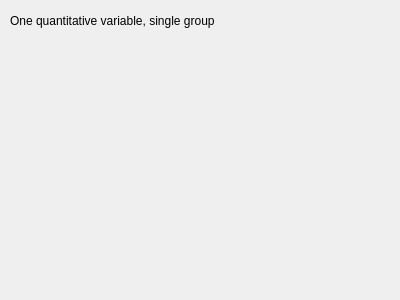
This is quant1single.ui in aleksrutins/deskstat as Qt 5 draws it before an edit. The edited form follows.
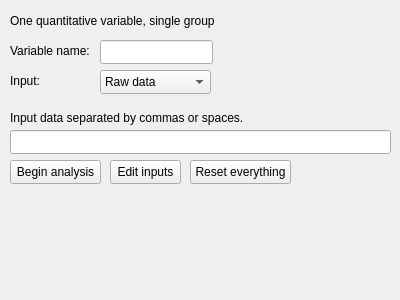
This is the edited form.

```diff
--- a/quant1single.ui
+++ b/quant1single.ui
@@ -26,6 +26,124 @@
     <string>One quantitative variable, single group</string>
    </property>
   </widget>
+  <widget class="QLabel" name="label_2">
+   <property name="geometry">
+    <rect>
+     <x>10</x>
+     <y>40</y>
+     <width>81</width>
+     <height>21</height>
+    </rect>
+   </property>
+   <property name="text">
+    <string>Variable name:</string>
+   </property>
+  </widget>
+  <widget class="QLineEdit" name="lineEdit">
+   <property name="geometry">
+    <rect>
+     <x>100</x>
+     <y>40</y>
+     <width>113</width>
+     <height>24</height>
+    </rect>
+   </property>
+  </widget>
+  <widget class="QLabel" name="label_3">
+   <property name="geometry">
+    <rect>
+     <x>10</x>
+     <y>70</y>
+     <width>81</width>
+     <height>21</height>
+    </rect>
+   </property>
+   <property name="text">
+    <string>Input:</string>
+   </property>
+  </widget>
+  <widget class="QComboBox" name="comboBox">
+   <property name="geometry">
+    <rect>
+     <x>100</x>
+     <y>70</y>
+     <width>111</width>
+     <height>24</height>
+    </rect>
+   </property>
+   <item>
+    <property name="text">
+     <string>Raw data</string>
+    </property>
+   </item>
+   <item>
+    <property name="text">
+     <string>Mean and standard deviation</string>
+    </property>
+   </item>
+  </widget>
+  <widget class="QLabel" name="label_4">
+   <property name="geometry">
+    <rect>
+     <x>10</x>
+     <y>110</y>
+     <width>311</width>
+     <height>16</height>
+    </rect>
+   </property>
+   <property name="text">
+    <string>Input data separated by commas or spaces.</string>
+   </property>
+  </widget>
+  <widget class="QLineEdit" name="lineEdit_2">
+   <property name="geometry">
+    <rect>
+     <x>10</x>
+     <y>130</y>
+     <width>381</width>
+     <height>24</height>
+    </rect>
+   </property>
+  </widget>
+  <widget class="QPushButton" name="pushButton">
+   <property name="geometry">
+    <rect>
+     <x>10</x>
+     <y>160</y>
+     <width>91</width>
+     <height>24</height>
+    </rect>
+   </property>
+   <property name="text">
+    <string>Begin analysis</string>
+   </property>
+  </widget>
+  <widget class="QPushButton" name="pushButton_2">
+   <property name="geometry">
+    <rect>
+     <x>110</x>
+     <y>160</y>
+     <width>71</width>
+     <height>24</height>
+    </rect>
+   </property>
+   <property name="text">
+    <string>Edit inputs</string>
+   </property>
+  </widget>
+  <widget class="QPushButton" name="pushButton_3">
+   <property name="geometry">
+    <rect>
+     <x>190</x>
+     <y>160</y>
+     <width>101</width>
+     <height>24</height>
+    </rect>
+   </property>
+   <property name="text">
+    <string>Reset everything</string>
+   </property>
+  </widget>
  </widget>
  <resources/>
  <connections/>
```
